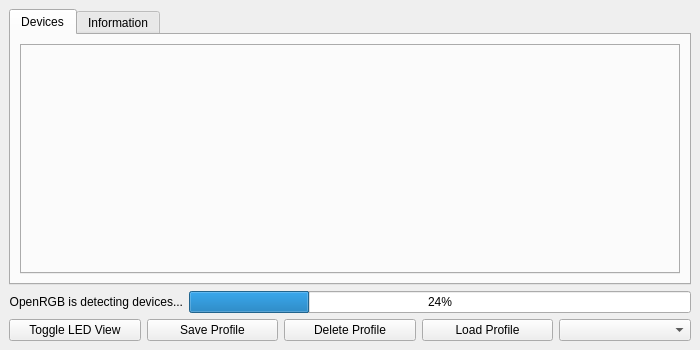
CalcProgrammer1/OpenRGB, file qt/OpenRGBDialog2.ui: the form before one commit.
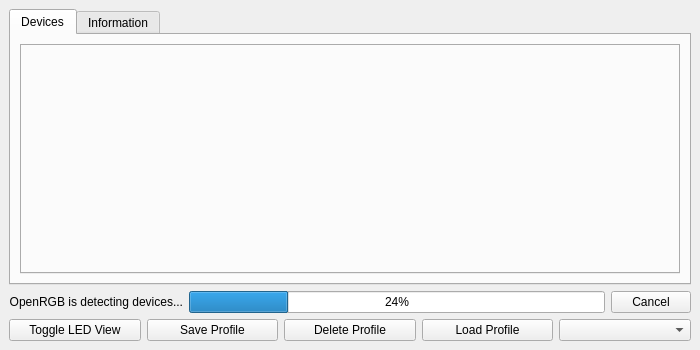
The form after the commit.

Commit message:
Rudimentary rescanning implemented but button for it not added due to SDK conflicts.  Stop detection button.
Commit amended by Adam Honse <calcprogrammer1@gmail.com>

```diff
--- a/qt/OpenRGBDialog2.ui
+++ b/qt/OpenRGBDialog2.ui
@@ -116,6 +116,13 @@
         </property>
        </widget>
       </item>
+      <item>
+       <widget class="QPushButton" name="ButtonStopDetection">
+        <property name="text">
+         <string>Cancel</string>
+        </property>
+       </widget>
+      </item>
      </layout>
     </item>
    </layout>
```
The commit also changes 4 other files.
